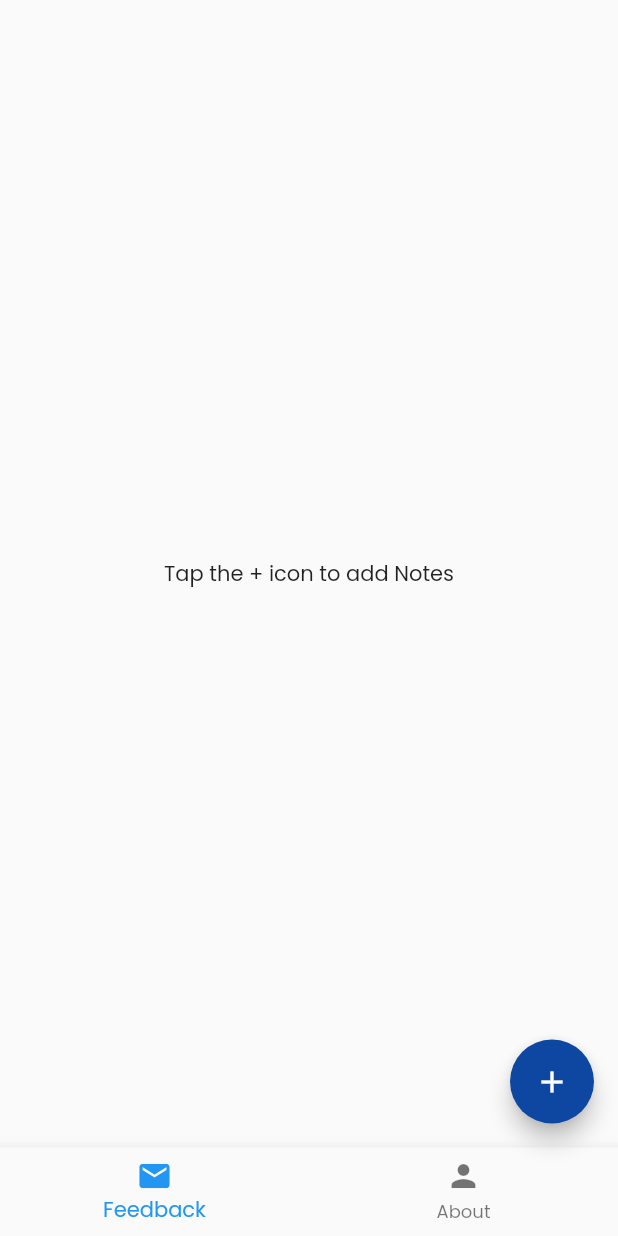
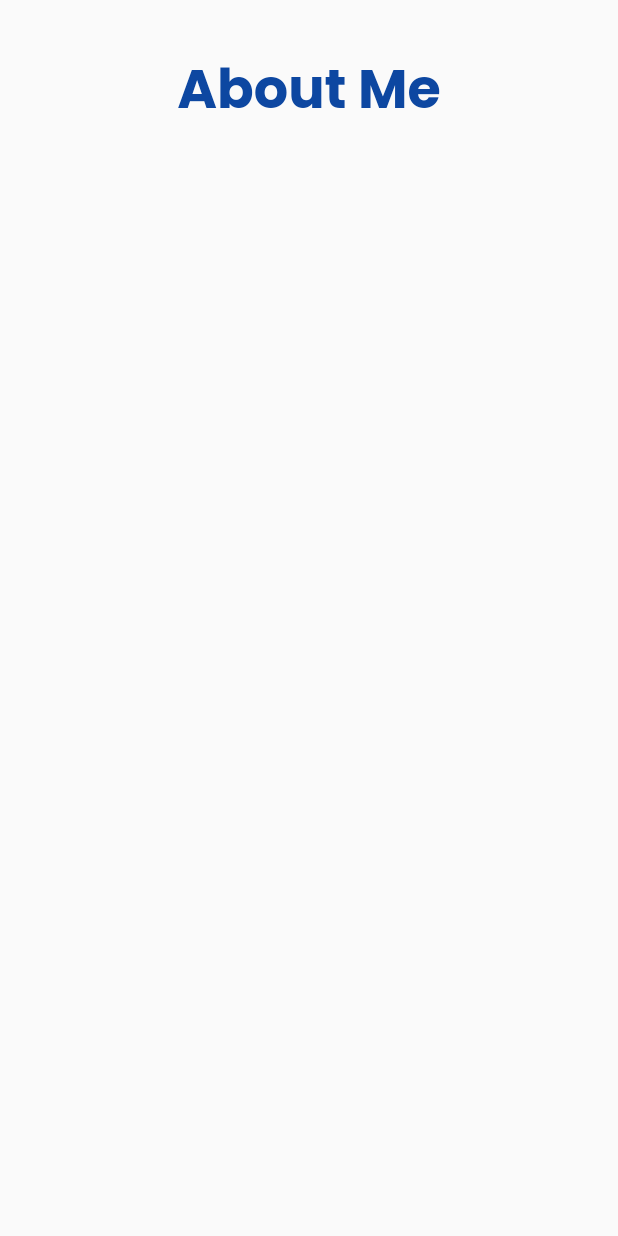
Before and after one commit to 2002Bishwajeet/Wryter, a Flutter app: the screen it shows after launch, on a phone screen of 412 x 824 dp. Run offline on Flutter 3.47's test engine with Material 2 defaults, Android fonts, the phone set to English and light mode, and no system bars; our stand-ins replace google_fonts, velocity_x.

Commit message:
its done

```diff
--- /dev/null
+++ b/lib/Pages/AboutPages.dart
@@ -0,0 +1,22 @@
+import 'package:flutter/material.dart';
+import 'package:google_fonts/google_fonts.dart';
+import 'package:velocity_x/velocity_x.dart';
+
+
+class AboutMe extends StatelessWidget {
+  final imagedp = "assets/images/DP.jpg";
+  @override
+  Widget build(BuildContext context) {
+    return Scaffold(
+      body: SafeArea(
+        child: Container(
+          padding: Vx.m32,
+          alignment: Alignment.topCenter,
+
+          child: Text("About Me",style: TextStyle(fontWeight: FontWeight.bold, color: Colors.blue[900],fontSize: 36,fontFamily: GoogleFonts.poppins().fontFamily),)
+
+        ),
+      ),
+    );
+  }
+}
--- a/lib/main.dart
+++ b/lib/main.dart
@@ -1,4 +1,5 @@
 import 'package:flutter/material.dart';
+import 'package:todoapp/Pages/AboutPages.dart';
 import 'package:todoapp/Pages/HomePage.dart';
 import 'package:todoapp/utils/routes.dart';
 import 'Widgets/theme.dart';
@@ -19,7 +20,9 @@ class MyApp extends StatelessWidget {
         debugShowCheckedModeBanner: false,
          initialRoute: MyRoutes.homeroute,
          routes: {
-           MyRoutes.homeroute: (context) => Homepage()
+           MyRoutes.homeroute: (context) => AboutMe(),
+          //  "/About": (context) => AboutMe (),
+            // "Feedback": (context) => Feedback()
          },
         );
   }
```
Also changed, not shown: pubspec.yaml (+7 -13 lines), assets/DP.jpg (added), assets/Our Daydream.ttf (added), assets/orange juice 2.0.ttf (added), pubspec.lock.
